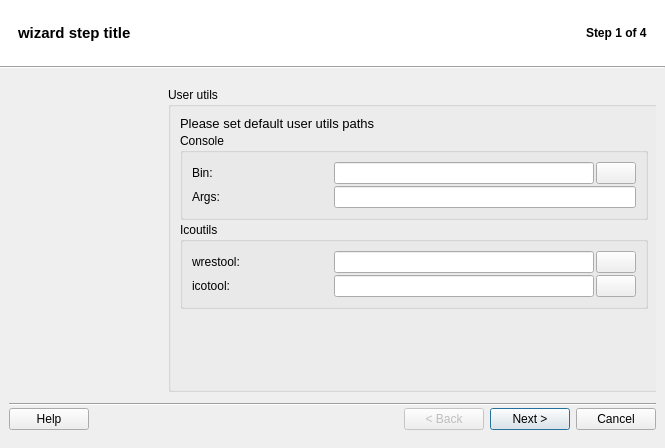
This is src/uis/Wizard.ui in brezerk/q4wine as Qt 5 draws it before an edit. The edited form follows.
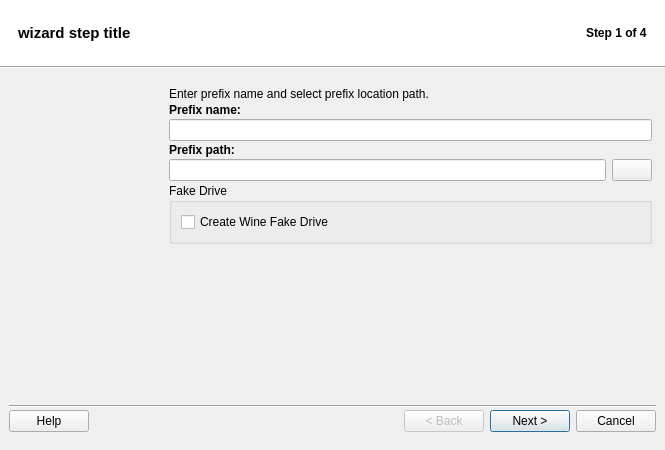
This is the edited form. Icons and pictures are not drawn.

Patch:
```diff
--- a/src/uis/Wizard.ui
+++ b/src/uis/Wizard.ui
@@ -11,7 +11,7 @@
     <x>0</x>
     <y>0</y>
     <width>665</width>
-    <height>448</height>
+    <height>450</height>
    </rect>
   </property>
   <property name="windowTitle">
@@ -372,11 +372,7 @@
                  <number>0</number>
                 </property>
                 <item>
-                 <widget class="QLineEdit" name="txtPrefixPath">
-                  <property name="readOnly">
-                   <bool>true</bool>
-                  </property>
-                 </widget>
+                 <widget class="QLineEdit" name="txtPrefixPath"/>
                 </item>
                 <item>
                  <widget class="QPushButton" name="cmdGetPrefixPath">
@@ -493,9 +489,9 @@
                    </sizepolicy>
                   </property>
                   <property name="text">
-                   <string>If you wish to use different wine versions, you may wish set custom wine path here.
+                   <string>If you wish to use different wine versions, you may wish to set custom wine settings here.
 
-Note: leave it blank for default.</string>
+Note: leave it blank for default value.</string>
                   </property>
                   <property name="wordWrap">
                    <bool>true</bool>
@@ -2766,17 +2762,17 @@
             </layout>
            </widget>
            <zorder>widgetCreateFakeDrive3</zorder>
-           <zorder>widgetCreatePrefix0</zorder>
            <zorder>widgetCreateFakeDrive1</zorder>
-           <zorder>widgetCreateFakeDrive2</zorder>
            <zorder>widgetInfo</zorder>
            <zorder>widgetCreateFakeDrive0</zorder>
            <zorder>widgetFirstStartup0</zorder>
            <zorder>widgetFirstStartup1</zorder>
-           <zorder>widgetCreatePrefix1</zorder>
            <zorder>widgetCreatePrefix2</zorder>
            <zorder>widgetFirstStartup3</zorder>
            <zorder>widgetFirstStartup2</zorder>
+           <zorder>widgetCreateFakeDrive2</zorder>
+           <zorder>widgetCreatePrefix1</zorder>
+           <zorder>widgetCreatePrefix0</zorder>
           </widget>
          </item>
         </layout>
```
